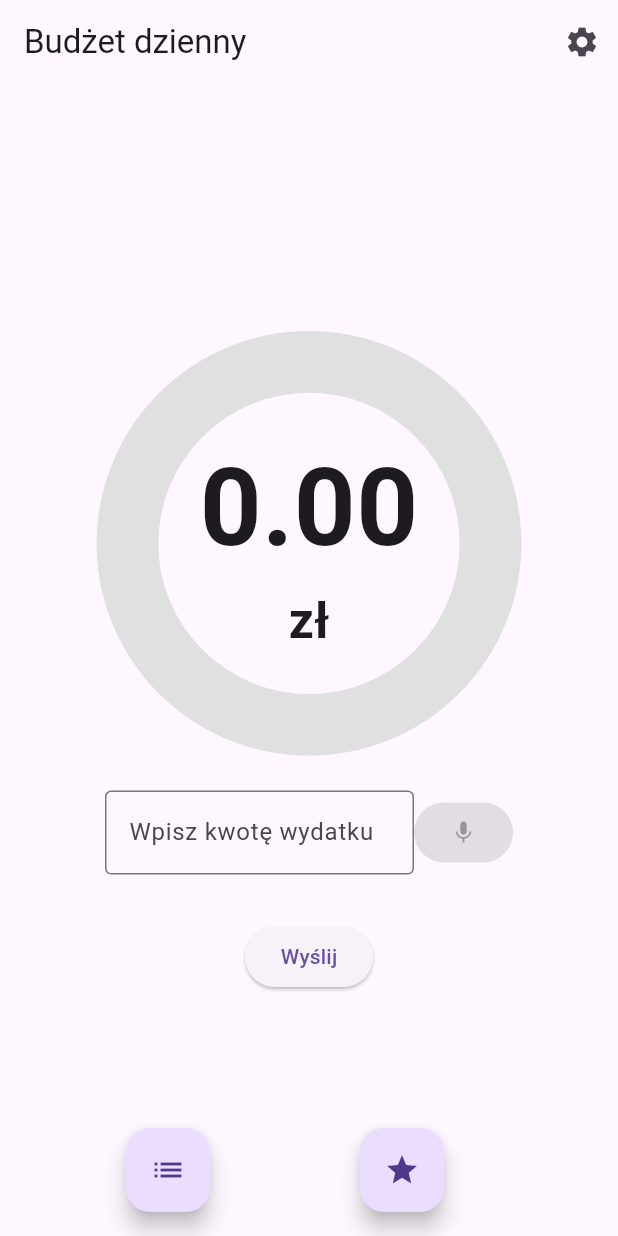
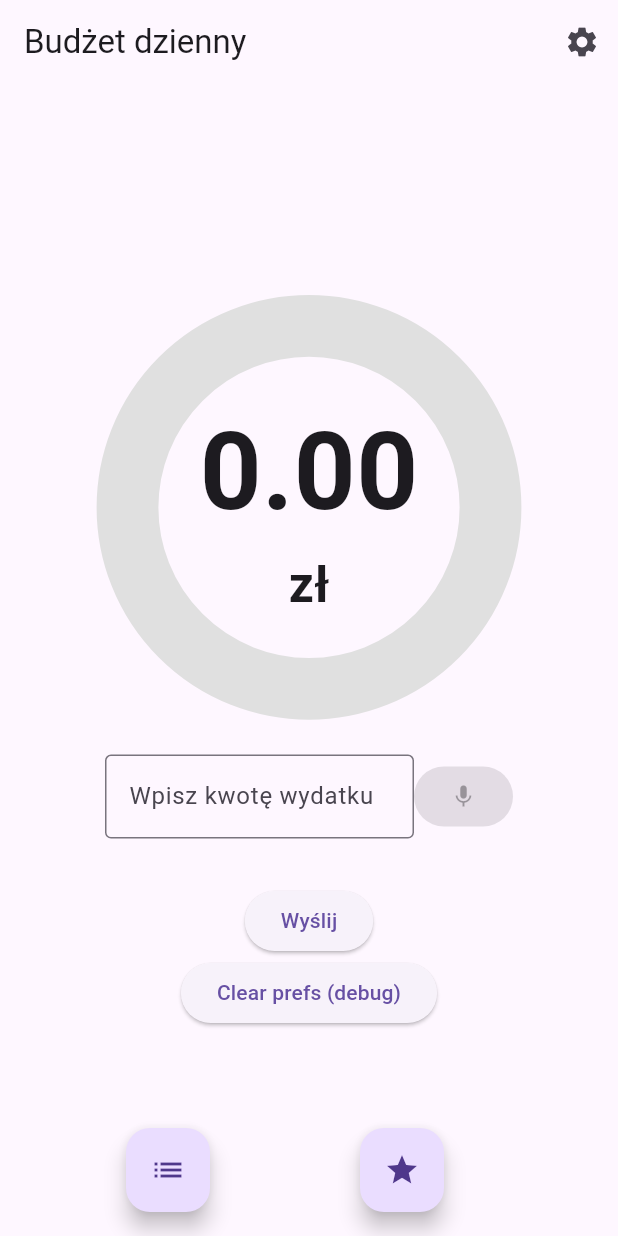
Before and after one commit to PASSTESTMP/dailybudget, a Flutter app: the screen it shows after launch, on a phone screen of 412 x 824 dp. Run offline on Flutter 3.47's test engine with Material 3 defaults, Android fonts, the phone set to English and light mode, and no system bars; our stand-ins replace clock, cloud_firestore, firebase_auth, firebase_core, flutter_bloc, shared_preferences and 1 more; missing offline and left inert: encrypt, window_size; accounts and stored records are empty; statements that could not run were skipped.

Commit message:
started and working but bad

```diff
--- a/lib/Model/list_data_model.dart
+++ b/lib/Model/list_data_model.dart
@@ -1,5 +1,3 @@
-import 'package:dailybudget/l10n/app_localizations.dart';
-
 class ListDataModel {
   String id = '';
   List<Item> items = [];
--- a/lib/bloc/limit_bloc.dart
+++ b/lib/bloc/limit_bloc.dart
@@ -1,4 +1,5 @@
 import 'package:dailybudget/Model/data_model.dart';
+import 'package:dailybudget/Model/settings_data_model.dart';
 import 'package:dailybudget/features/local_storage_service.dart';
 import 'package:dailybudget/features/secure_log_service.dart';
 import 'package:flutter_bloc/flutter_bloc.dart';
@@ -14,8 +15,16 @@ class LimitBloc extends Bloc<LimitEvent, LimitState> {
 
     _init();
 
+    updateSettings(String localeCode) {
+      SettingsDataModel settingsData = SettingsDataModel();
+      settingsData.loadSettings();
+      settingsData.locLanguageCode = localeCode;
+      settingsData.saveSettings();
+    }
+
     on<LoadDataEvent>((event, emit) async {
       final newData = await _storageService.getFromPreferences();
+      updateSettings(newData.locale.languageCode);
 
       DateTime actualDate = clock.now();
 
@@ -131,6 +140,7 @@ class LimitBloc extends Bloc<LimitEvent, LimitState> {
     on<ChangeLocaleEvent>((event, emit) async {
       final newData = await _storageService.getFromPreferences();
       newData.locale = event.locale;
+      updateSettings(newData.locale.languageCode);
       emit(LimitState(newData));
       await _storageService.saveToPreferences(newData);
     });
--- a/lib/bloc/list_bloc.dart
+++ b/lib/bloc/list_bloc.dart
@@ -35,9 +35,8 @@ class ListBloc extends Bloc<ListEvent, ListState> {
 
     on<SaveItemEvent>((event, emit) async {
       final newData = await _storageService.getFromPreferences();
-      final Item item = Item.fromString(event.item);
 
-      newData.items.add(item);
+      newData.items.add(event.item);
 
       emit(ListState(newData));
       await _storageService.saveToPreferences(newData);
--- a/lib/bloc/list_event.dart
+++ b/lib/bloc/list_event.dart
@@ -15,7 +15,7 @@ class RemoveItemEvent extends ListEvent {
 }
 
 class SaveItemEvent extends ListEvent {
-  final String item;
+  final Item item;
   SaveItemEvent(this.item);
 }
 
--- a/lib/features/local_storage_service_list.dart
+++ b/lib/features/local_storage_service_list.dart
@@ -1,3 +1,6 @@
+import 'dart:convert';
+
+import 'package:dailybudget/Model/list_data_model.dart';
 import 'package:shared_preferences/shared_preferences.dart';
 import 'package:dailybudget/Model/list_data_model.dart';
 
@@ -12,27 +15,34 @@ class LocalStorageServiceList {
 
   Future<ListDataModel> getFromPreferences() async {
     final prefs = await SharedPreferences.getInstance();
-    // dataModel.actualLimit = prefs.getDouble('actualLimit') ?? 0;
-    // dataModel.budget = prefs.getDouble('budget') ?? 0;
-    // dataModel.maxLimit = prefs.getDouble('maxLimit') ?? 100;
-    // dataModel.payday = prefs.getInt('payday') ?? 10;
-    // dataModel.limit = prefs.getDouble('limit') ?? 0;
-    // String? lastUpdateString = prefs.getString(_dataKey);
-    // if (lastUpdateString != null) {
-    //   dataModel.lastUpdate = DateTime.parse(lastUpdateString);
-    // }
+
+    dataModel.id = prefs.getString('id') ?? '';
+    dataModel.ownerId = prefs.getString('ownerId') ?? '';
+    dataModel.sharedWith = prefs.getStringList('sharedWith') ?? [];
+    String? itemsJson = prefs.getString('items');
+
+
+    if (itemsJson != null) {
+      final itemsToDecode = List<Map<String, dynamic>>.from(jsonDecode(itemsJson));
+      dataModel.items = itemsToDecode
+          .map((itemJson) => itemFromJson(itemJson))
+          .toList();
+    } else {
+      dataModel.items = [];
+    }
+
     return dataModel;
   }
 
   Future<void> saveToPreferences(ListDataModel newData) async {
     final prefs = await SharedPreferences.getInstance();
-    // await prefs.setDouble('actualLimit', newData.actualLimit);
-    // await prefs.setDouble('budget', newData.budget);
-    // await prefs.setDouble('maxLimit', newData.maxLimit);
-    // await prefs.setInt('payday', newData.payday);
-    // await prefs.setDouble('limit', newData.limit);
-    // if (newData.lastUpdate != null) {
-    //   await prefs.setString(_dataKey, newData.lastUpdate!.toIso8601String());
-    // }
+    await prefs.setString('id', newData.id);
+    await prefs.setString('ownerId', newData.ownerId);
+    await prefs.setStringList('sharedWith', newData.sharedWith);
+    String itemsJson = newData.items.isNotEmpty
+        ? jsonEncode(newData.items.map((item) => itemToJson(item)).toList())
+        : '';
+    await prefs.setString('items', itemsJson);
+
   }
 }
--- a/lib/main.dart
+++ b/lib/main.dart
@@ -11,11 +11,11 @@ import 'package:dailybudget/l10n/app_localizations.dart';
 import 'package:dailybudget/pages/overview.dart';
 import 'package:flutter/foundation.dart';
 import 'package:flutter/material.dart';
+import 'package:flutter_localizations/flutter_localizations.dart';
 // import 'package:flutter/rendering.dart';
 import 'package:flutter/services.dart';
 import 'package:flutter_bloc/flutter_bloc.dart';
 import 'package:window_size/window_size.dart';
-import 'package:flutter_localizations/flutter_localizations.dart';
 import 'dart:io';
 
 bool isPC() {
--- a/lib/pages/overview.dart
+++ b/lib/pages/overview.dart
@@ -10,6 +10,7 @@ import 'package:dailybudget/pages/shopping_list.dart';
 import 'package:flutter/material.dart';
 import 'package:flutter/services.dart';
 import 'package:flutter_bloc/flutter_bloc.dart';
+import 'package:shared_preferences/shared_preferences.dart';
 
 class OverviewPage extends StatefulWidget {
   const OverviewPage({super.key});
@@ -277,6 +278,16 @@ class _OverviewPageState extends State<OverviewPage> {
                   },
                   child: Text(loc!.send),
                 ),
+                // --------- Debug only ---------
+                ElevatedButton(
+                  onPressed: () async {
+                    final prefs = await SharedPreferences.getInstance();
+                    await prefs.clear();
+                    print('SharedPreferences cleared');
+                  },
+                  child: Text('Clear prefs (debug)'),
+                ),
+                // --------- Debug only end ---------
               ],
             );
           }
```
Also changed, not shown: lib/pages/shopping_list.dart (+15 -12 lines).
